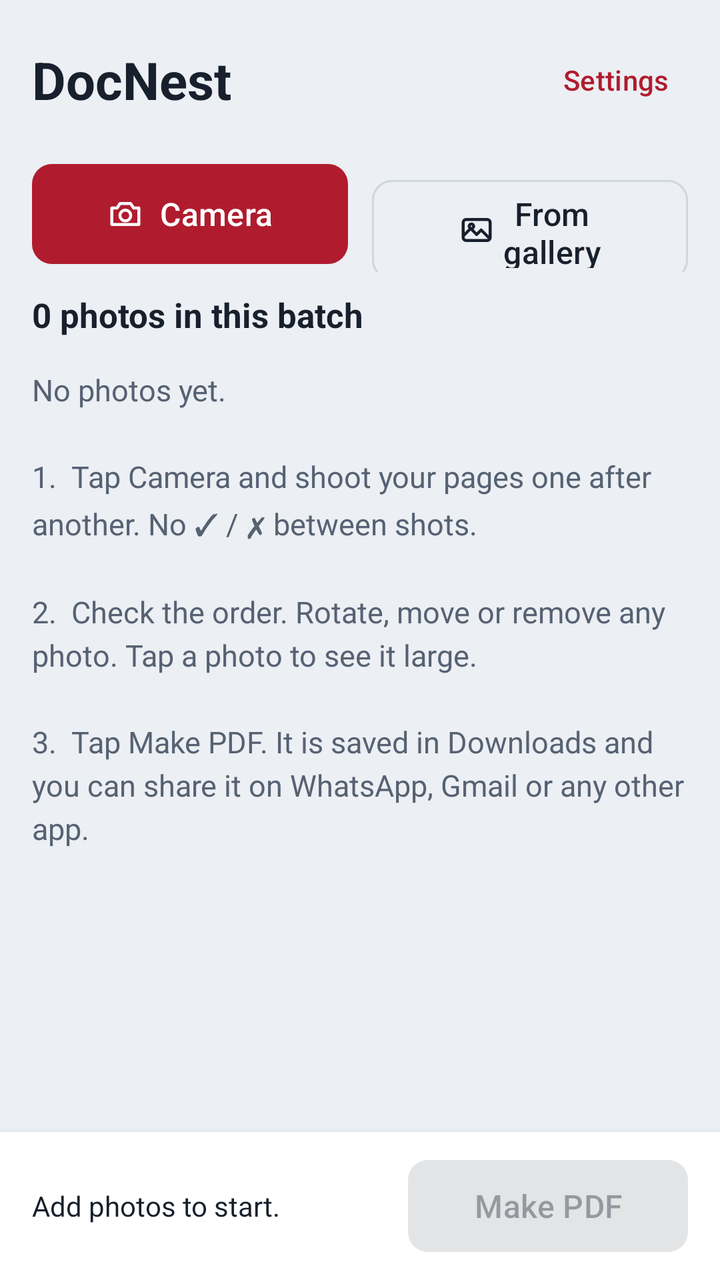
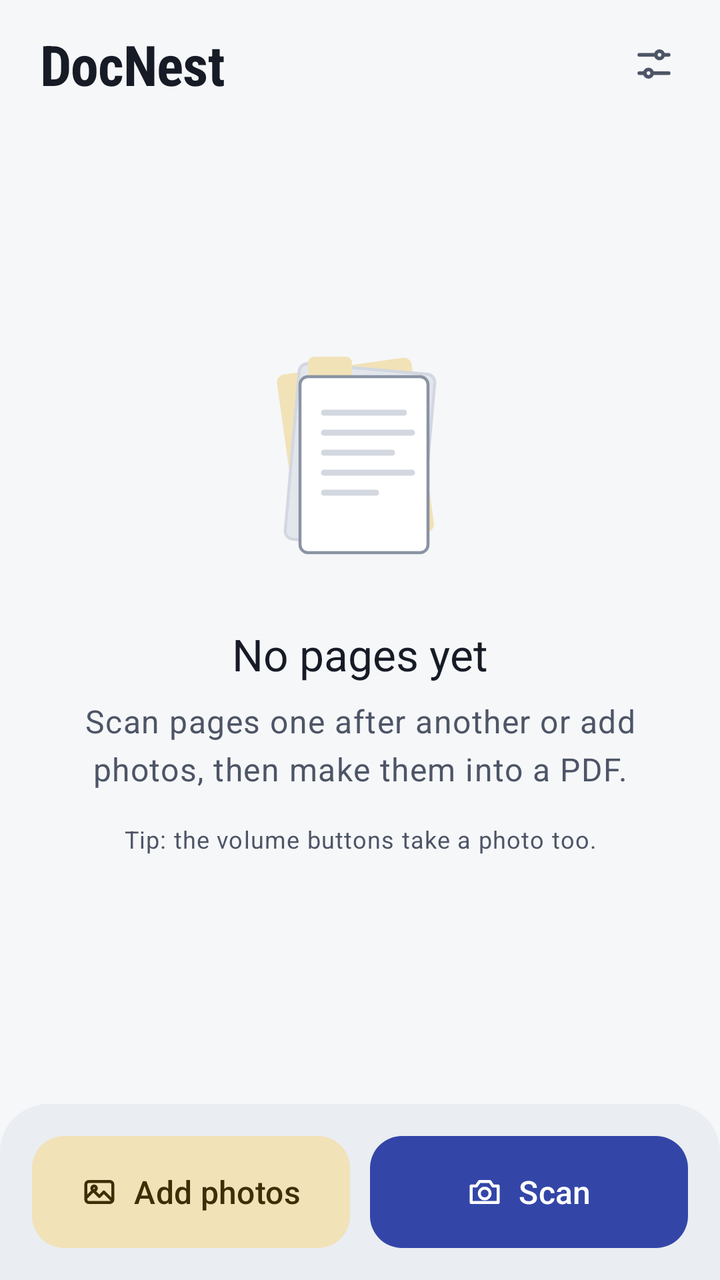

The first picture is an Android layout as it rendered before a commit; the second is the same layout after the commit. The layout source and the unified diff follow.
<!-- AndroidManifest.xml: application theme Theme.DocNest -->
<!-- res/layout/activity_main.xml -->
<?xml version="1.0" encoding="utf-8"?>
<androidx.coordinatorlayout.widget.CoordinatorLayout xmlns:android="http://schemas.android.com/apk/res/android"
    xmlns:app="http://schemas.android.com/apk/res-auto"
    android:id="@+id/root"
    android:layout_width="match_parent"
    android:layout_height="match_parent">

    <LinearLayout
        android:layout_width="match_parent"
        android:layout_height="match_parent"
        android:orientation="vertical">

        
        <LinearLayout
            android:layout_width="match_parent"
            android:layout_height="wrap_content"
            android:gravity="center_vertical"
            android:orientation="horizontal"
            android:paddingStart="16dp"
            android:paddingTop="16dp"
            android:paddingEnd="8dp">

            <LinearLayout
                android:layout_width="0dp"
                android:layout_height="wrap_content"
                android:layout_weight="1"
                android:orientation="vertical">

                <TextView
                    android:layout_width="wrap_content"
                    android:layout_height="wrap_content"
                    android:text="DocNest"
                    android:textColor="@color/ink"
                    android:textSize="26sp"
                    android:textStyle="bold" />
            </LinearLayout>

            <com.google.android.material.button.MaterialButton
                android:id="@+id/settingsBtn"
                style="@style/Widget.Material3.Button.TextButton"
                android:layout_width="wrap_content"
                android:layout_height="wrap_content"
                android:text="Settings" />
        </LinearLayout>

        
        <LinearLayout
            android:layout_width="match_parent"
            android:layout_height="wrap_content"
            android:orientation="horizontal"
            android:paddingStart="16dp"
            android:paddingTop="14dp"
            android:paddingEnd="16dp">

            <com.google.android.material.button.MaterialButton
                android:id="@+id/cameraBtn"
                android:layout_width="0dp"
                android:layout_height="58dp"
                android:layout_marginEnd="6dp"
                android:layout_weight="1"
                android:text="Camera"
                android:textSize="16sp"
                app:cornerRadius="10dp"
                app:icon="@drawable/ic_camera"
                app:iconGravity="textStart" />

            <com.google.android.material.button.MaterialButton
                android:id="@+id/galleryBtn"
                style="@style/Widget.Material3.Button.OutlinedButton"
                android:layout_width="0dp"
                android:layout_height="58dp"
                android:layout_marginStart="6dp"
                android:layout_weight="1"
                android:text="From gallery"
                android:textColor="@color/ink"
                android:textSize="16sp"
                app:cornerRadius="10dp"
                app:icon="@drawable/ic_photos"
                app:iconGravity="textStart"
                app:iconTint="@color/ink"
                app:strokeColor="@color/line" />
        </LinearLayout>

        
        <LinearLayout
            android:layout_width="match_parent"
            android:layout_height="wrap_content"
            android:gravity="center_vertical"
            android:orientation="horizontal"
            android:paddingStart="16dp"
            android:paddingTop="10dp"
            android:paddingEnd="8dp">

            <TextView
                android:id="@+id/countText"
                android:layout_width="0dp"
                android:layout_height="wrap_content"
                android:layout_weight="1"
                android:text="0 photos in this batch"
                android:textColor="@color/ink"
                android:textSize="17sp"
                android:textStyle="bold" />

            <com.google.android.material.button.MaterialButton
                android:id="@+id/clearBtn"
                style="@style/Widget.Material3.Button.TextButton"
                android:layout_width="wrap_content"
                android:layout_height="wrap_content"
                android:text="New batch"
                android:textColor="@color/muted"
                android:visibility="gone" />
        </LinearLayout>

        <FrameLayout
            android:layout_width="match_parent"
            android:layout_height="0dp"
            android:layout_weight="1">

            <androidx.recyclerview.widget.RecyclerView
                android:id="@+id/grid"
                android:layout_width="match_parent"
                android:layout_height="match_parent"
                android:clipToPadding="false"
                android:padding="10dp" />

            <TextView
                android:id="@+id/empty"
                android:layout_width="match_parent"
                android:layout_height="wrap_content"
                android:layout_margin="16dp"
                android:lineSpacingExtra="4dp"
                android:text="No photos yet.\n\n1.  Tap Camera and shoot your pages one after another. No ✓ / ✗ between shots.\n\n2.  Check the order. Rotate, move or remove any photo. Tap a photo to see it large.\n\n3.  Tap Make PDF. It is saved in Downloads and you can share it on WhatsApp, Gmail or any other app."
                android:textColor="@color/muted"
                android:textSize="15sp" />
        </FrameLayout>

        
        <LinearLayout
            android:id="@+id/bar"
            android:layout_width="match_parent"
            android:layout_height="wrap_content"
            android:background="@color/surface"
            android:elevation="6dp"
            android:orientation="vertical"
            android:paddingStart="16dp"
            android:paddingTop="10dp"
            android:paddingEnd="16dp"
            android:paddingBottom="10dp">

            <LinearLayout
                android:layout_width="match_parent"
                android:layout_height="wrap_content"
                android:gravity="center_vertical"
                android:orientation="horizontal">

                <TextView
                    android:id="@+id/msg"
                    android:layout_width="0dp"
                    android:layout_height="wrap_content"
                    android:layout_marginEnd="12dp"
                    android:layout_weight="1"
                    android:text="Add photos to start."
                    android:textColor="@color/ink"
                    android:textSize="14sp" />

                <com.google.android.material.button.MaterialButton
                    android:id="@+id/makeBtn"
                    android:layout_width="wrap_content"
                    android:layout_height="54dp"
                    android:enabled="false"
                    android:minWidth="140dp"
                    android:text="Make PDF"
                    android:textSize="16sp"
                    app:cornerRadius="10dp" />
            </LinearLayout>

            <com.google.android.material.progressindicator.LinearProgressIndicator
                android:id="@+id/progress"
                android:layout_width="match_parent"
                android:layout_height="wrap_content"
                android:layout_marginTop="8dp"
                android:max="1000"
                android:visibility="gone" />
        </LinearLayout>
    </LinearLayout>
</androidx.coordinatorlayout.widget.CoordinatorLayout>
<!-- resources referenced by this layout -->
<resources>
  <color name="ink">#17202C</color>
  <color name="line">#CFD6DF</color>
  <color name="muted">#566273</color>
  <color name="surface">#FFFFFF</color>
  <style name="Theme.DocNest" parent="Theme.Material3.DayNight.NoActionBar">
          <item name="colorPrimary">@color/accent</item>
          <item name="colorOnPrimary">#FFFFFF</item>
          <item name="colorSecondary">@color/accent</item>
          <item name="colorSurface">@color/surface</item>
          <item name="colorOnSurface">@color/ink</item>
          <item name="colorOutline">@color/line</item>
          <item name="android:colorBackground">@color/bg</item>
          <item name="android:windowBackground">@color/bg</item>
          <item name="android:statusBarColor">@color/bg</item>
          <item name="android:windowLightStatusBar">@bool/light_bars</item>
      </style>
  <color name="accent">#B01C2E</color>
  <color name="bg">#ECEFF3</color>
  <!-- unchanged entries left out for length: 2 -->
</resources>

<!-- the commit's change to res/layout/activity_main.xml (unified diff, before → after) -->
@@ -3,7 +3,8 @@
     xmlns:app="http://schemas.android.com/apk/res-auto"
     android:id="@+id/root"
     android:layout_width="match_parent"
-    android:layout_height="match_parent">
+    android:layout_height="match_parent"
+    android:background="?android:attr/colorBackground">
 
     <LinearLayout
         android:layout_width="match_parent"
@@ -13,12 +14,39 @@
         
         <LinearLayout
             android:layout_width="match_parent"
+            android:layout_height="64dp"
+            android:gravity="center_vertical"
+            android:orientation="horizontal"
+            android:paddingStart="20dp"
+            android:paddingEnd="8dp">
+
+            <TextView
+                android:layout_width="0dp"
+                android:layout_height="wrap_content"
+                android:layout_weight="1"
+                android:accessibilityHeading="true"
+                android:text="@string/app_name"
+                android:textAppearance="@style/TextAppearance.DocNest.Brand" />
+
+            <com.google.android.material.button.MaterialButton
+                android:id="@+id/settingsBtn"
+                style="@style/Widget.DocNest.IconButton"
+                android:layout_width="wrap_content"
+                android:layout_height="wrap_content"
+                android:contentDescription="PDF settings"
+                app:icon="@drawable/ic_tune" />
+        </LinearLayout>
+
+        
+        <LinearLayout
+            android:id="@+id/listHeader"
+            android:layout_width="match_parent"
             android:layout_height="wrap_content"
             android:gravity="center_vertical"
             android:orientation="horizontal"
-            android:paddingStart="16dp"
-            android:paddingTop="16dp"
-            android:paddingEnd="8dp">
+            android:paddingStart="20dp"
+            android:paddingEnd="8dp"
+            android:visibility="gone">
 
             <LinearLayout
                 android:layout_width="0dp"
@@ -27,88 +55,27 @@
                 android:orientation="vertical">
 
                 <TextView
-                    android:layout_width="wrap_content"
-                    android:layout_height="wrap_content"
-                    android:text="DocNest"
-                    android:textColor="@color/ink"
-                    android:textSize="26sp"
-                    android:textStyle="bold" />
-            </LinearLayout>
-
-            <com.google.android.material.button.MaterialButton
-                android:id="@+id/settingsBtn"
-                style="@style/Widget.Material3.Button.TextButton"
-                android:layout_width="wrap_content"
-                android:layout_height="wrap_content"
-                android:text="Settings" />
-        </LinearLayout>
-
-        
-        <LinearLayout
-            android:layout_width="match_parent"
-            android:layout_height="wrap_content"
-            android:orientation="horizontal"
-            android:paddingStart="16dp"
-            android:paddingTop="14dp"
-            android:paddingEnd="16dp">
-
-            <com.google.android.material.button.MaterialButton
-                android:id="@+id/cameraBtn"
-                android:layout_width="0dp"
-                android:layout_height="58dp"
-                android:layout_marginEnd="6dp"
-                android:layout_weight="1"
-                android:text="Camera"
-                android:textSize="16sp"
-                app:cornerRadius="10dp"
-                app:icon="@drawable/ic_camera"
-                app:iconGravity="textStart" />
-
-            <com.google.android.material.button.MaterialButton
-                android:id="@+id/galleryBtn"
-                style="@style/Widget.Material3.Button.OutlinedButton"
-                android:layout_width="0dp"
-                android:layout_height="58dp"
-                android:layout_marginStart="6dp"
-                android:layout_weight="1"
-                android:text="From gallery"
-                android:textColor="@color/ink"
-                android:textSize="16sp"
-                app:cornerRadius="10dp"
-                app:icon="@drawable/ic_photos"
-                app:iconGravity="textStart"
-                app:iconTint="@color/ink"
-                app:strokeColor="@color/line" />
-        </LinearLayout>
-
-        
-        <LinearLayout
-            android:layout_width="match_parent"
-            android:layout_height="wrap_content"
-            android:gravity="center_vertical"
-            android:orientation="horizontal"
-            android:paddingStart="16dp"
-            android:paddingTop="10dp"
-            android:paddingEnd="8dp">
-
-            <TextView
-                android:id="@+id/countText"
-                android:layout_width="0dp"
-                android:layout_height="wrap_content"
-                android:layout_weight="1"
-                android:text="0 photos in this batch"
-                android:textColor="@color/ink"
-                android:textSize="17sp"
-                android:textStyle="bold" />
+                    android:id="@+id/countText"
+                    android:layout_width="wrap_content"
+                    android:layout_height="wrap_content"
+                    android:textAppearance="?attr/textAppearanceTitleMedium"
+                    android:textColor="?attr/colorOnSurface" />
+
+                <TextView
+                    android:layout_width="wrap_content"
+                    android:layout_height="wrap_content"
+                    android:text="Hold a page and drag to reorder"
+                    android:textAppearance="?attr/textAppearanceBodySmall"
+                    android:textColor="?attr/colorOnSurfaceVariant" />
+            </LinearLayout>
 
             <com.google.android.material.button.MaterialButton
                 android:id="@+id/clearBtn"
                 style="@style/Widget.Material3.Button.TextButton"
                 android:layout_width="wrap_content"
                 android:layout_height="wrap_content"
-                android:text="New batch"
-                android:textColor="@color/muted"
-                android:visibility="gone" />
+                android:text="Clear"
+                android:textColor="?attr/colorOnSurfaceVariant" />
         </LinearLayout>
 
         <FrameLayout
@@ -121,66 +88,127 @@
                 android:layout_width="match_parent"
                 android:layout_height="match_parent"
                 android:clipToPadding="false"
-                android:padding="10dp" />
-
-            <TextView
+                android:paddingStart="14dp"
+                android:paddingTop="8dp"
+                android:paddingEnd="14dp"
+                android:paddingBottom="16dp" />
+
+            
+            <LinearLayout
                 android:id="@+id/empty"
                 android:layout_width="match_parent"
                 android:layout_height="wrap_content"
-                android:layout_margin="16dp"
-                android:lineSpacingExtra="4dp"
-                android:text="No photos yet.\n\n1.  Tap Camera and shoot your pages one after another. No ✓ / ✗ between shots.\n\n2.  Check the order. Rotate, move or remove any photo. Tap a photo to see it large.\n\n3.  Tap Make PDF. It is saved in Downloads and you can share it on WhatsApp, Gmail or any other app."
-                android:textColor="@color/muted"
-                android:textSize="15sp" />
+                android:layout_gravity="center"
+                android:gravity="center_horizontal"
+                android:orientation="vertical"
+                android:paddingStart="40dp"
+                android:paddingEnd="40dp"
+                android:paddingBottom="24dp">
+
+                <ImageView
+                    android:layout_width="wrap_content"
+                    android:layout_height="wrap_content"
+                    android:importantForAccessibility="no"
+                    android:src="@drawable/art_empty_pages" />
+
+                <TextView
+                    android:layout_width="wrap_content"
+                    android:layout_height="wrap_content"
+                    android:layout_marginTop="20dp"
+                    android:text="No pages yet"
+                    android:textAppearance="?attr/textAppearanceTitleLarge"
+                    android:textColor="?attr/colorOnSurface" />
+
+                <TextView
+                    android:layout_width="wrap_content"
+                    android:layout_height="wrap_content"
+                    android:layout_marginTop="8dp"
+                    android:gravity="center"
+                    android:text="Scan pages one after another or add photos, then make them into a PDF."
+                    android:textAppearance="?attr/textAppearanceBodyLarge"
+                    android:textColor="?attr/colorOnSurfaceVariant" />
+
+                <TextView
+                    android:layout_width="wrap_content"
+                    android:layout_height="wrap_content"
+                    android:layout_marginTop="16dp"
+                    android:gravity="center"
+                    android:text="Tip: the volume buttons take a photo too."
+                    android:textAppearance="?attr/textAppearanceBodySmall"
+                    android:textColor="?attr/colorOnSurfaceVariant" />
+            </LinearLayout>
         </FrameLayout>
 
         
         <LinearLayout
-            android:id="@+id/bar"
+            android:id="@+id/dock"
             android:layout_width="match_parent"
             android:layout_height="wrap_content"
-            android:background="@color/surface"
-            android:elevation="6dp"
+            android:background="@drawable/bg_dock"
             android:orientation="vertical"
             android:paddingStart="16dp"
-            android:paddingTop="10dp"
+            android:paddingTop="16dp"
             android:paddingEnd="16dp"
-            android:paddingBottom="10dp">
-
-            <LinearLayout
-                android:layout_width="match_parent"
-                android:layout_height="wrap_content"
-                android:gravity="center_vertical"
+            android:paddingBottom="16dp">
+
+            <LinearLayout
+                android:id="@+id/statusRow"
+                android:layout_width="match_parent"
+                android:layout_height="wrap_content"
+                android:layout_marginBottom="14dp"
+                android:orientation="vertical"
+                android:visibility="gone">
+
+                <TextView
+                    android:id="@+id/statusText"
+                    android:layout_width="match_parent"
+                    android:layout_height="wrap_content"
+                    android:accessibilityLiveRegion="polite"
+                    android:textAppearance="?attr/textAppearanceBodyMedium"
+                    android:textColor="?attr/colorOnSurface" />
+
+                <com.google.android.material.progressindicator.LinearProgressIndicator
+                    android:id="@+id/progress"
+                    android:layout_width="match_parent"
+                    android:layout_height="wrap_content"
+                    android:layout_marginTop="8dp"
+                    android:max="1000"
+                    app:trackCornerRadius="4dp"
+                    app:trackThickness="6dp" />
+            </LinearLayout>
+
+            <com.google.android.material.button.MaterialButton
+                android:id="@+id/makeBtn"
+                style="@style/Widget.DocNest.DockButton"
+                android:layout_width="match_parent"
+                android:layout_marginBottom="10dp"
+                android:text="Make PDF"
+                android:visibility="gone"
+                app:icon="@drawable/ic_pdf" />
+
+            <LinearLayout
+                android:layout_width="match_parent"
+                android:layout_height="wrap_content"
                 android:orientation="horizontal">
 
-                <TextView
-                    android:id="@+id/msg"
+                <com.google.android.material.button.MaterialButton
+                    android:id="@+id/galleryBtn"
+                    style="@style/Widget.DocNest.DockButton.Tonal"
                     android:layout_width="0dp"
-                    android:layout_height="wrap_content"
-                    android:layout_marginEnd="12dp"
+                    android:layout_marginEnd="5dp"
                     android:layout_weight="1"
-                    android:text="Add photos to start."
-                    android:textColor="@color/ink"
-                    android:textSize="14sp" />
+                    android:text="Add photos"
+                    app:icon="@drawable/ic_photos" />
 
                 <com.google.android.material.button.MaterialButton
-                    android:id="@+id/makeBtn"
-                    android:layout_width="wrap_content"
-                    android:layout_height="54dp"
-                    android:enabled="false"
-                    android:minWidth="140dp"
-                    android:text="Make PDF"
-                    android:textSize="16sp"
-                    app:cornerRadius="10dp" />
-            </LinearLayout>
-
-            <com.google.android.material.progressindicator.LinearProgressIndicator
-                android:id="@+id/progress"
-                android:layout_width="match_parent"
-                android:layout_height="wrap_content"
-                android:layout_marginTop="8dp"
-                android:max="1000"
-                android:visibility="gone" />
+                    android:id="@+id/cameraBtn"
+                    style="@style/Widget.DocNest.DockButton"
+                    android:layout_width="0dp"
+                    android:layout_marginStart="5dp"
+                    android:layout_weight="1"
+                    android:text="Scan"
+                    app:icon="@drawable/ic_camera" />
+            </LinearLayout>
         </LinearLayout>
     </LinearLayout>
 </androidx.coordinatorlayout.widget.CoordinatorLayout>
<!-- resource entries referenced after the edit -->
@@ -1,23 +1,186 @@
 <!-- resources referenced by this layout -->
 <resources>
-  <color name="ink">#17202C</color>
-  <color name="line">#CFD6DF</color>
-  <color name="muted">#566273</color>
-  <color name="surface">#FFFFFF</color>
-  <style name="Theme.DocNest" parent="Theme.Material3.DayNight.NoActionBar">
-          <item name="colorPrimary">@color/accent</item>
-          <item name="colorOnPrimary">#FFFFFF</item>
-          <item name="colorSecondary">@color/accent</item>
+  <!-- drawable art_empty_pages (drawable) -->
+  <?xml version="1.0" encoding="utf-8"?>
+  <vector xmlns:android="http://schemas.android.com/apk/res/android"
+      android:width="160dp"
+      android:height="128dp"
+      android:viewportWidth="160"
+      android:viewportHeight="128">
+      <group
+          android:pivotX="80"
+          android:pivotY="64"
+          android:rotation="-8">
+          <path
+              android:fillColor="@color/secondary_container"
+              android:pathData="M48,18h60a4,4 0,0 1,4 4v80a4,4 0,0 1,-4 4h-60a4,4 0,0 1,-4 -4v-80a4,4 0,0 1,4 -4z" />
+      </group>
+      <group
+          android:pivotX="80"
+          android:pivotY="64"
+          android:rotation="5">
+          <path
+              android:fillColor="@color/surface_high"
+              android:pathData="M50,20h60a4,4 0,0 1,4 4v80a4,4 0,0 1,-4 4h-60a4,4 0,0 1,-4 -4v-80a4,4 0,0 1,4 -4z"
+              android:strokeWidth="1.5"
+              android:strokeColor="@color/outline_variant" />
+      </group>
+      <path
+          android:fillColor="@color/secondary_container"
+          android:pathData="M54,24v-7a3,3 0,0 1,3 -3h16a3,3 0,0 1,3 3v7z" />
+      <path
+          android:fillColor="@color/surface_lowest"
+          android:pathData="M54,24h56a4,4 0,0 1,4 4v80a4,4 0,0 1,-4 4h-56a4,4 0,0 1,-4 -4v-80a4,4 0,0 1,4 -4z"
+          android:strokeWidth="1.5"
+          android:strokeColor="@color/outline" />
+      <path
+          android:pathData="M62,42h40M62,52h44M62,62h34M62,72h44M62,82h26"
+          android:strokeWidth="3"
+          android:strokeColor="@color/outline_variant"
+          android:strokeLineCap="round" />
+  </vector>
+  <!-- drawable bg_dock (drawable) -->
+  <?xml version="1.0" encoding="utf-8"?>
+  <shape xmlns:android="http://schemas.android.com/apk/res/android"
+      android:shape="rectangle">
+      <solid android:color="@color/surface_mid" />
+      <corners
+          android:topLeftRadius="24dp"
+          android:topRightRadius="24dp" />
+  </shape>
+  <!-- drawable ic_pdf (drawable) -->
+  <?xml version="1.0" encoding="utf-8"?>
+  <vector xmlns:android="http://schemas.android.com/apk/res/android"
+      android:width="24dp"
+      android:height="24dp"
+      android:viewportWidth="24"
+      android:viewportHeight="24">
+      <path
+          android:pathData="M7,3h7l5,5v13H7zM14,3v5h5M10,13h6M10,17h4"
+          android:strokeWidth="2"
+          android:strokeColor="#FF000000"
+          android:strokeLineCap="round"
+          android:strokeLineJoin="round" />
+  </vector>
+  <!-- drawable ic_tune (drawable) -->
+  <?xml version="1.0" encoding="utf-8"?>
+  <vector xmlns:android="http://schemas.android.com/apk/res/android"
+      android:width="24dp"
+      android:height="24dp"
+      android:viewportWidth="24"
+      android:viewportHeight="24">
+      <path
+          android:pathData="M4,7h9M17,7h3M4,17h3M11,17h9M13,7a2,2 0,1 0,4 0a2,2 0,1 0,-4 0M7,17a2,2 0,1 0,4 0a2,2 0,1 0,-4 0"
+          android:strokeWidth="2"
+          android:strokeColor="#FF000000"
+          android:strokeLineCap="round"
+          android:strokeLineJoin="round" />
+  </vector>
+  <string name="app_name">DocNest</string>
+  <style name="TextAppearance.DocNest.Brand" parent="TextAppearance.Material3.HeadlineSmall">
+          <item name="fontFamily">sans-serif-condensed</item>
+          <item name="android:fontFamily">sans-serif-condensed</item>
+          <item name="android:textStyle">bold</item>
+          <item name="android:textSize">28sp</item>
+          <item name="android:letterSpacing">-0.01</item>
+          <item name="android:textColor">?attr/colorOnSurface</item>
+      </style>
+  <style name="Widget.DocNest.DockButton" parent="Widget.Material3.Button">
+          <item name="android:layout_height">56dp</item>
+          <item name="android:insetTop">0dp</item>
+          <item name="android:insetBottom">0dp</item>
+          <item name="android:textSize">16sp</item>
+          <item name="android:maxLines">1</item>
+          <item name="cornerRadius">16dp</item>
+          <item name="iconGravity">textStart</item>
+      </style>
+  <style name="Widget.DocNest.DockButton.Tonal" parent="Widget.Material3.Button.TonalButton">
+          <item name="android:layout_height">56dp</item>
+          <item name="android:insetTop">0dp</item>
+          <item name="android:insetBottom">0dp</item>
+          <item name="android:textSize">16sp</item>
+          <item name="android:maxLines">1</item>
+          <item name="cornerRadius">16dp</item>
+          <item name="iconGravity">textStart</item>
+      </style>
+  <style name="Widget.DocNest.IconButton" parent="Widget.Material3.Button.IconButton">
+          <item name="iconTint">?attr/colorOnSurfaceVariant</item>
+          <item name="iconSize">22dp</item>
+      </style>
+  <color name="surface">#F6F7F9</color>
+  <color name="surface_highest">#DCE1E8</color>
+  <color name="on_surface_variant">#4D5566</color>
+  <color name="surface_low">#F0F2F6</color>
+  <color name="surface_inverse">#2B303B</color>
+  <color name="on_surface_inverse">#EEF0F5</color>
+  <color name="error">#B3261E</color>
+  <color name="on_error">#FFFFFF</color>
+  <color name="error_container">#F9DEDC</color>
+  <color name="on_error_container">#410E0B</color>
+  <style name="ThemeOverlay.DocNest.BottomSheet" parent="ThemeOverlay.Material3.BottomSheetDialog">
+          <item name="bottomSheetStyle">@style/Widget.DocNest.BottomSheet</item>
+          <item name="android:windowSoftInputMode">adjustResize</item>
+      </style>
+  <style name="Widget.DocNest.BottomSheet" parent="Widget.Material3.BottomSheet.Modal">
+          <item name="backgroundTint">@color/surface_low</item>
+      </style>
+  <style name="Theme.DocNest" parent="Base.Theme.DocNest" />
+  <color name="secondary_container">#F1E2B8</color>
+  <color name="surface_high">#E3E7ED</color>
+  <color name="outline_variant">#D3D8E0</color>
+  <color name="surface_lowest">#FFFFFF</color>
+  <color name="outline">#8A93A3</color>
+  <color name="surface_mid">#EAEDF2</color>
+  <style name="Base.Theme.DocNest" parent="Theme.Material3.DayNight.NoActionBar">
+          <item name="colorPrimary">@color/primary</item>
+          <item name="colorOnPrimary">@color/on_primary</item>
+          <item name="colorPrimaryContainer">@color/primary_container</item>
+          <item name="colorOnPrimaryContainer">@color/on_primary_container</item>
+          <item name="colorPrimaryInverse">@color/primary_inverse</item>
+          <item name="colorSecondary">@color/secondary</item>
+          <item name="colorOnSecondary">@color/on_secondary</item>
+          <item name="colorSecondaryContainer">@color/secondary_container</item>
+          <item name="colorOnSecondaryContainer">@color/on_secondary_container</item>
+          <item name="colorTertiary">@color/secondary</item>
+          <item name="colorOnTertiary">@color/on_secondary</item>
+          <item name="colorTertiaryContainer">@color/secondary_container</item>
+          <item name="colorOnTertiaryContainer">@color/on_secondary_container</item>
+          <item name="android:colorBackground">@color/background</item>
+          <item name="colorOnBackground">@color/on_surface</item>
           <item name="colorSurface">@color/surface</item>
-          <item name="colorOnSurface">@color/ink</item>
-          <item name="colorOutline">@color/line</item>
-          <item name="android:colorBackground">@color/bg</item>
-          <item name="android:windowBackground">@color/bg</item>
-          <item name="android:statusBarColor">@color/bg</item>
+          <item name="colorOnSurface">@color/on_surface</item>
+          <item name="colorSurfaceVariant">@color/surface_highest</item>
+          <item name="colorOnSurfaceVariant">@color/on_surface_variant</item>
+          <item name="colorSurfaceContainerLowest">@color/surface_lowest</item>
+          <item name="colorSurfaceContainerLow">@color/surface_low</item>
+          <item name="colorSurfaceContainer">@color/surface_mid</item>
+          <item name="colorSurfaceContainerHigh">@color/surface_high</item>
+          <item name="colorSurfaceContainerHighest">@color/surface_highest</item>
+          <item name="colorSurfaceInverse">@color/surface_inverse</item>
+          <item name="colorOnSurfaceInverse">@color/on_surface_inverse</item>
+          <item name="colorOutline">@color/outline</item>
+          <item name="colorOutlineVariant">@color/outline_variant</item>
+          <item name="colorError">@color/error</item>
+          <item name="colorOnError">@color/on_error</item>
+          <item name="colorErrorContainer">@color/error_container</item>
+          <item name="colorOnErrorContainer">@color/on_error_container</item>
+  
+          <item name="android:windowBackground">@color/background</item>
+          <item name="android:statusBarColor">@color/background</item>
           <item name="android:windowLightStatusBar">@bool/light_bars</item>
+          <item name="android:navigationBarColor">@color/surface_mid</item>
+          <item name="bottomSheetDialogTheme">@style/ThemeOverlay.DocNest.BottomSheet</item>
       </style>
-  <color name="accent">#B01C2E</color>
-  <color name="bg">#ECEFF3</color>
+  <color name="primary">#3346A8</color>
+  <color name="on_primary">#FFFFFF</color>
+  <color name="primary_container">#DDE2FF</color>
+  <color name="on_primary_container">#0F1B5C</color>
+  <color name="primary_inverse">#B8C3FF</color>
+  <color name="secondary">#7A5C12</color>
+  <color name="on_secondary">#FFFFFF</color>
+  <color name="on_secondary_container">#3D2E06</color>
+  <color name="background">#F6F7F9</color>
+  <color name="on_surface">#161B26</color>
   <!-- unchanged entries left out for length: 2 -->
 </resources>
 
